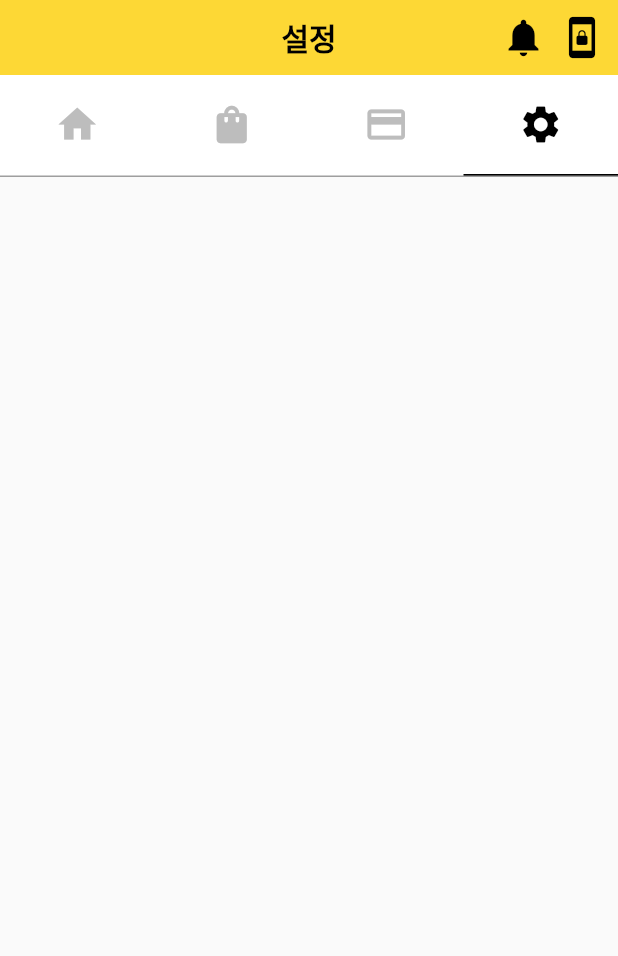
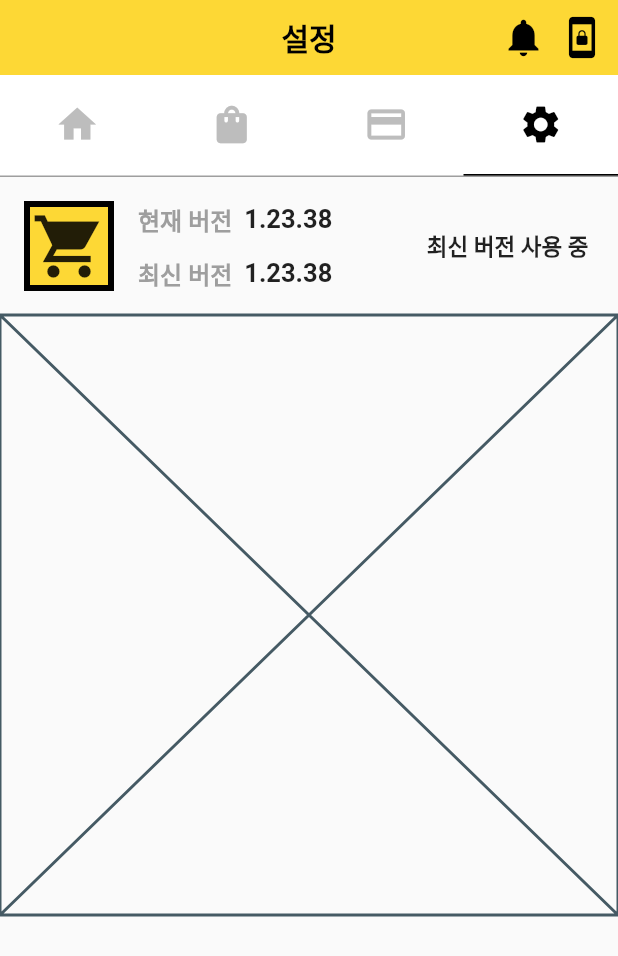
Before and after one commit to chihyeonwon/pedometer, a Flutter app: the screen it shows after launch, tab 4 chosen, on a phone screen of 412 x 824 dp. Shown: the top 956 px of the screen. Run offline on Flutter 3.47's test engine with Material 2 defaults, Android fonts, the phone set to English and light mode, and no system bars; our stand-ins replace carousel_slider.

Commit message:
SettingScreen Top 위젯 구현

```diff
--- a/lib/Screen/setting_screen.dart
+++ b/lib/Screen/setting_screen.dart
@@ -5,6 +5,96 @@ class SettingScreen extends StatelessWidget {
 
   @override
   Widget build(BuildContext context) {
-    return Scaffold();
+    return Scaffold(
+        body: SingleChildScrollView(
+      child: Column(
+        children: const [
+          Top(),
+          Middle(),
+        ],
+      ),
+    ));
   }
 }
+
+class Top extends StatelessWidget {
+  const Top({Key? key}) : super(key: key);
+
+  @override
+  Widget build(BuildContext context) {
+    return Material(
+      child: Row(
+        children: [
+          Padding(
+            padding: const EdgeInsets.all(16.0),
+            child: Container(
+              decoration: BoxDecoration(
+                color: Colors.yellow[600],
+                border: Border.all(
+                  width: 4.0,
+                  color: Colors.black,
+                ),
+              ),
+              width: 60.0,
+              height: 60.0,
+              child: Icon(Icons.shopping_cart_sharp, size: 50.0),
+            ),
+          ),
+          Column(
+            children: [
+              Row(
+                children: [
+                  Text('현재 버전',
+                      style: TextStyle(
+                        fontSize: 16.0,
+                        color: Colors.grey,
+                        fontWeight: FontWeight.bold,
+                      )),
+                  Padding(
+                    padding: const EdgeInsets.all(8.0),
+                    child: Text('1.23.38',
+                        style: TextStyle(
+                          fontSize: 17.0,
+                          fontWeight: FontWeight.bold,
+                        )),
+                  ),
+                ],
+              ),
+              Row(
+                children: [
+                  Text('최신 버전',
+                      style: TextStyle(
+                        fontSize: 16.0,
+                        color: Colors.grey,
+                        fontWeight: FontWeight.bold,
+                      )),
+                  Padding(
+                    padding: const EdgeInsets.all(8.0),
+                    child: Text('1.23.38',
+                        style: TextStyle(
+                          fontSize: 17.0,
+                          fontWeight: FontWeight.bold,
+                        )),
+                  ),
+                ],
+              ),
+            ],
+          ),
+          Padding(
+            padding: const EdgeInsets.only(left:55.0),
+            child: Text('최신 버전 사용 중', style: TextStyle(fontWeight:FontWeight.bold, fontSize:15.0,)),
+          ),
+        ],
+      ),
+    );
+  }
+}
+
+class Middle extends StatelessWidget {
+  const Middle({Key? key}) : super(key: key);
+
+  @override
+  Widget build(BuildContext context) {
+    return const Placeholder();
+  }
+}
```
